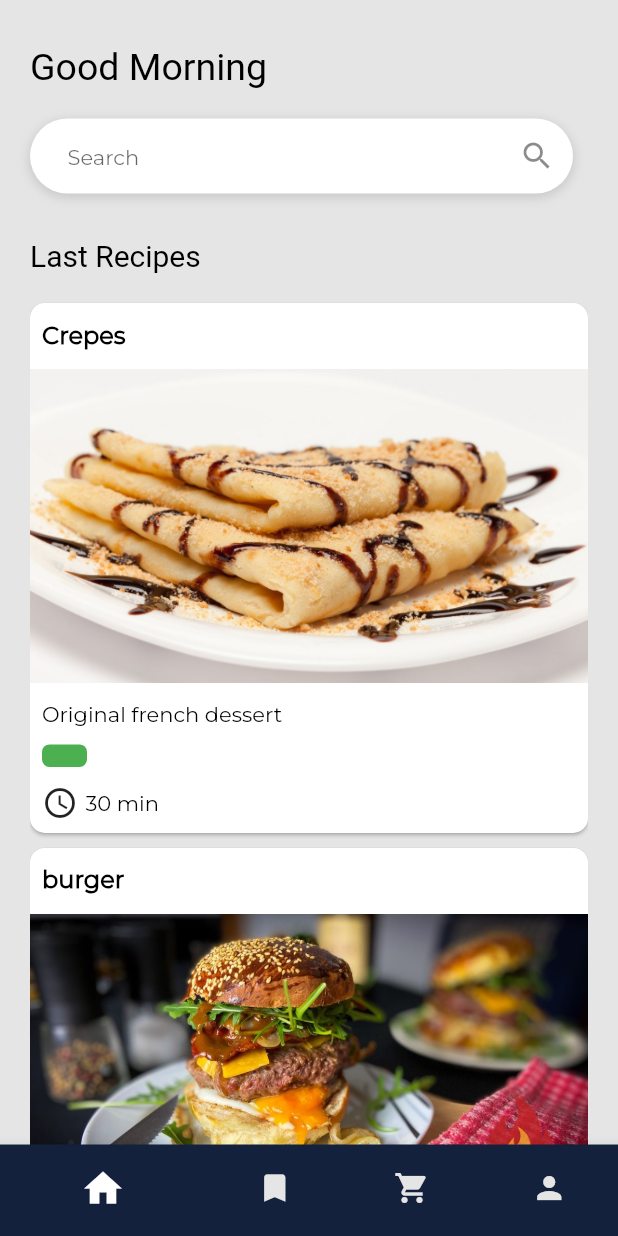
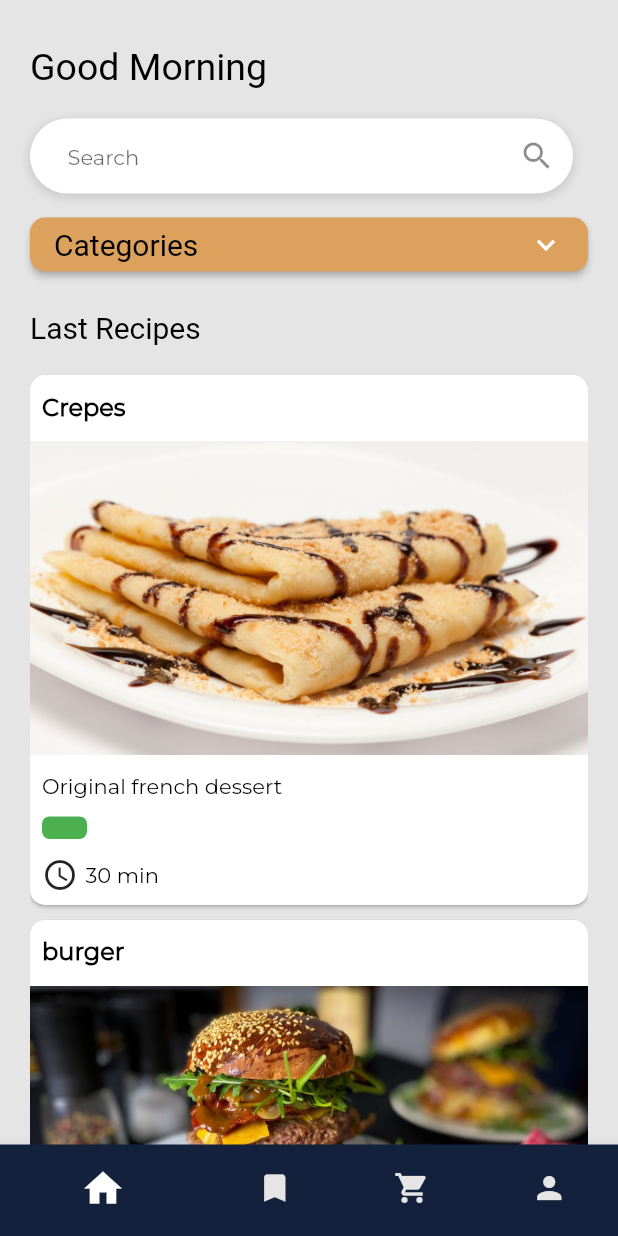
Before and after one commit to lintenn/GrateMate, a Flutter app: the screen it shows after launch, on a phone screen of 412 x 824 dp. Run offline on Flutter 3.47's test engine with Material 2 defaults, Android fonts, the light colour scheme and no system bars; our stand-ins replace carousel_slider, font_awesome_flutter, tuple; missing offline and left inert: flutter_ringtone_player, material_dialogs; Roboto replaces fonts that are missing (MontSerrat, MontserratExtraBold); statements that could not run were skipped; project files that could hold a hidden picture were left out.

Commit message:
Add categories

```diff
--- a/grate_mate/lib/global_information/globalRecipes.dart
+++ b/grate_mate/lib/global_information/globalRecipes.dart
@@ -2,6 +2,7 @@ library recipes;
 
 import 'package:grate_mate/models/recipe.dart';
 import 'package:grate_mate/global_information/global_ingredients.dart' as globalIngredients;
+import 'package:grate_mate/global_information/global_categories.dart' as globalCategories;
 import 'package:tuple/tuple.dart';
 
 import 'package:grate_mate/models/ingredient.dart';
@@ -24,7 +25,9 @@ List<Recipe> recipes = [
         Tuple2<Ingredient, int>(globalIngredients.flour, 250),
         Tuple2<Ingredient, int>(globalIngredients.eggs, 2),
         Tuple2<Ingredient, int>(globalIngredients.milk, 250)
-      ]),
+      ],
+      category: globalCategories.desserts,
+  ),
   Recipe(name: "burger",
       description: "Real texas burger",
       steps: ["Prepare ingredients", "Finish recipe"],
@@ -37,7 +40,9 @@ List<Recipe> recipes = [
         Tuple2<Ingredient, int>(globalIngredients.bacon, 2),
         Tuple2<Ingredient, int>(globalIngredients.salad, 20),
         Tuple2<Ingredient, int>(globalIngredients.meat, 1)
-      ]),
+      ],
+      category: globalCategories.beef,
+  ),
   Recipe(name: "Tortilla",
       description: "Tipical spanish tortilla",
       steps: ["Prepare ingredients", "Do the dish"],
@@ -49,5 +54,7 @@ List<Recipe> recipes = [
         Tuple2<Ingredient, int>(globalIngredients.potato, 500),
         Tuple2<Ingredient, int>(globalIngredients.oil, 1),
         Tuple2<Ingredient, int>(globalIngredients.salt, 10),
-      ]),
+      ],
+      category: globalCategories.vegetarian,
+  ),
 ];
--- /dev/null
+++ b/grate_mate/lib/global_information/global_categories.dart
@@ -0,0 +1,10 @@
+library categories;
+import 'package:font_awesome_flutter/font_awesome_flutter.dart';
+import 'package:grate_mate/models/category.dart';
+
+Category vegetarian = Category(name: "Vegetarian", icon: const FaIcon(FontAwesomeIcons.leaf));
+Category beef = Category(name: "Meat", icon: const FaIcon(FontAwesomeIcons.drumstickBite));
+Category pasta = Category(name: "Pasta", icon: const FaIcon(FontAwesomeIcons.bowlFood));
+Category desserts = Category(name: "Desserts", icon: const FaIcon(FontAwesomeIcons.cakeCandles));
+
+List<Category> categories = [vegetarian, beef, pasta, desserts];
--- /dev/null
+++ b/grate_mate/lib/models/category.dart
@@ -0,0 +1,8 @@
+import 'package:font_awesome_flutter/font_awesome_flutter.dart';
+
+class Category {
+  final String name;
+  final FaIcon icon;
+
+  Category({required this.name, required this.icon,});
+}
--- a/grate_mate/lib/models/recipe.dart
+++ b/grate_mate/lib/models/recipe.dart
@@ -1,5 +1,6 @@
 import 'package:tuple/tuple.dart';
 
+import 'category.dart';
 import 'ingredient.dart';
 
 class Recipe {
@@ -11,6 +12,7 @@ class Recipe {
   String imageURL;
   List<Tuple2<Ingredient, int>> ingredients;
   //TODO: Category
+  Category category;
 
   Recipe(
       {required this.name,
@@ -19,6 +21,7 @@ class Recipe {
         required this.difficulty,
         required this.time,
         required this.imageURL,
-        required this.ingredients});
+        required this.ingredients,
+        required this.category});
 
 }
--- a/grate_mate/lib/screens/mainPage.dart
+++ b/grate_mate/lib/screens/mainPage.dart
@@ -1,6 +1,9 @@
+
 import 'package:flutter/material.dart';
+import 'package:font_awesome_flutter/font_awesome_flutter.dart';
 import 'package:grate_mate/widgets/mate_error_text.dart';
 import '../global_information//globalRecipes.dart' as globalRecipes;
+import '../global_information/global_categories.dart' as globalCategories;
 import 'dart:core';
 import '../global_information/colors_palette.dart';
 import '../models/recipe.dart';
@@ -17,8 +20,10 @@ class MainPage extends StatefulWidget {
 class _MainPageState extends State<MainPage> {
   final _searchController = TextEditingController();
   bool _showError = false;
+  bool _expandCategories = false;
   List<Recipe> recipes = globalRecipes.recipes;
   List<Recipe> recipesFiltered = globalRecipes.recipes;
+  String filter = '';
 
   @override
   void dispose() {
@@ -81,19 +86,68 @@ class _MainPageState extends State<MainPage> {
               ),
               _showError
                   ? const Padding(
-                padding: EdgeInsets.fromLTRB(20.0,0,0,0),
+                      padding: EdgeInsets.fromLTRB(20.0, 0, 0, 0),
                       child: MateTextError(
                         text: 'You have to enter a search term',
                       ),
                     )
                   : Container(),
+              // Display a categories button
+
+              ElevatedButton(
+                child: Row(
+                  mainAxisAlignment: MainAxisAlignment.spaceBetween,
+                  children: <Widget>[
+                    MateTextH2(
+                      text: 'Categories',
+                    ),
+                    Icon(
+                      this._expandCategories
+                          ? Icons.keyboard_arrow_up
+                          : Icons.keyboard_arrow_down,
+                    ),
+                  ],
+                ),
+                onPressed: () {
+                  setState(() {
+                    _expandCategories = !_expandCategories;
+                  });
+                },
+                style: ElevatedButton.styleFrom(
+                  foregroundColor: Colors.white,
+                  backgroundColor: GrateMate.earthYellow,
+                  shape: RoundedRectangleBorder(
+                    borderRadius: BorderRadius.circular(10.0),
+                  ),
+                ),
+              ),
+
+              this._expandCategories ?
+                // This must be scrollable, using the function _buildCategory
+                Container(
+                  padding: const EdgeInsets.fromLTRB(0, 20, 0, 0),
+                  height: 100,
+                  child: ListView.builder(
+                    shrinkWrap: true,
+                    scrollDirection: Axis.horizontal,
+                    itemCount: globalCategories.categories.length,
+                    itemBuilder: (context, index) {
+                      return _buildCategory(
+                        text: globalCategories.categories[index].name,
+                        icon: globalCategories.categories[index].icon,
+                      );
+                    },
+                  ),
+                )
+              : Container(),
+
               Row(
                 children: [
                   Column(
                     children: const [
                       Padding(
                         padding: EdgeInsets.fromLTRB(0, 20, 10, 10),
-                        child: MateTextH2(text:'Last Recipes'),
+                        child: MateTextH2(text: 'Last Recipes'),
                       ),
                     ],
                   ),
@@ -138,6 +192,57 @@ class _MainPageState extends State<MainPage> {
             ],
           ),
         ),
+      ),
+    );
+  }
+
+  void _changeFilter(String newFilter) {
+    setState(() {
+      if (filter == newFilter) {
+        filter = '';
+      } else {
+        filter = newFilter;
+      }
+
+      if (filter == '') {
+        recipesFiltered = recipes;
+      } else {
+        recipesFiltered =
+            recipes.where((recipe) => recipe.category.name == filter).toList();
+      }
+    });
+  }
+
+  Widget _buildCategory({String text = 'Breakfast', required FaIcon icon}) {
+    return SizedBox(
+      width: 100,
+      child: Column(
+        children: [
+          Container(
+            margin: const EdgeInsets.fromLTRB(0, 0, 0, 10),
+            decoration: BoxDecoration(
+              color: filter == text ? GrateMate.earthYellow : Colors.white,
+              borderRadius: const BorderRadius.all(Radius.circular(50.0)),
+              boxShadow: [
+                BoxShadow(
+                  color: Colors.black12,
+                  blurRadius: 5.0,
+                  spreadRadius: 1.0,
+                  offset: const Offset(0.0, 2),
+                ),
+              ],
+            ),
+            child: IconButton(
+              icon: icon,
+              onPressed: () {
+                _changeFilter(text);
+              },
+            ),
+          ),
+          MateTextH3.bold(
+            text: text,
+          ),
+        ],
       ),
     );
   }
@@ -218,7 +323,7 @@ class _MainPageState extends State<MainPage> {
                   children: [
                     Icon(Icons.access_time),
                     SizedBox(width: 5),
-                    MateTextP(text:"${recipe.time} min"),
+                    MateTextP(text: "${recipe.time} min"),
                   ],
                 ),
               )
@@ -280,8 +385,6 @@ class _MainPageState extends State<MainPage> {
     }
   }
 
-
-
   String greetUser() {
     // Get the current time
     DateTime now = DateTime.now();
```
Also changed, not shown: grate_mate/lib/screens/category_screen.dart (added, +15 -0 lines). Lines whose indentation alone changed are shown as unchanged.
